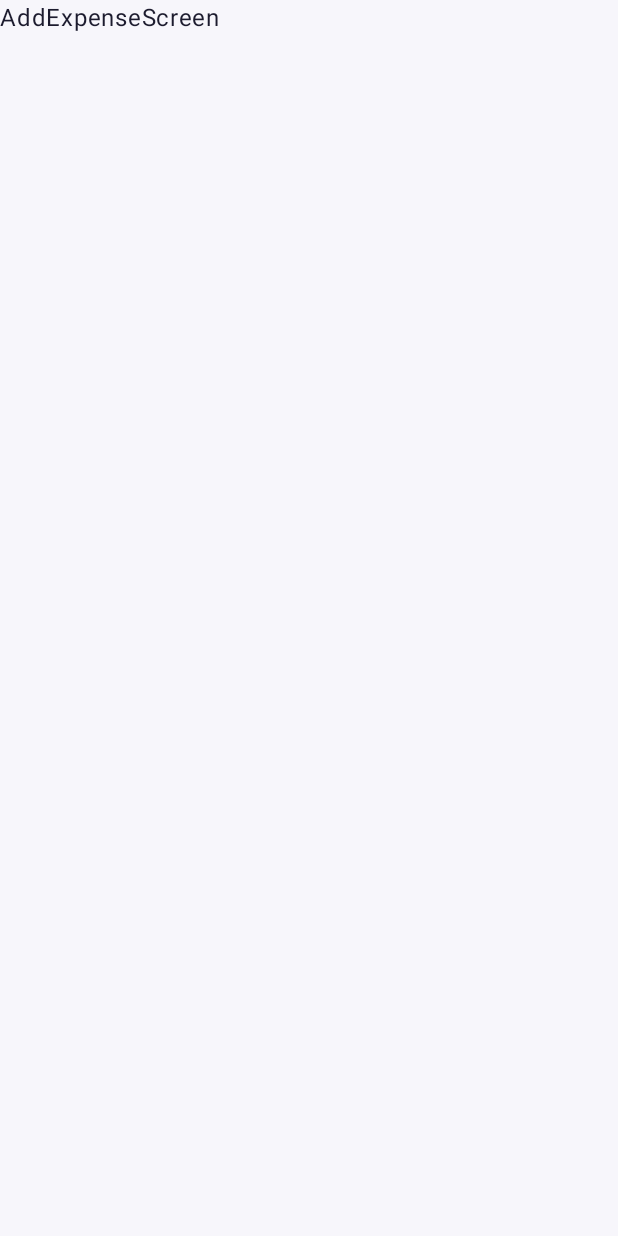
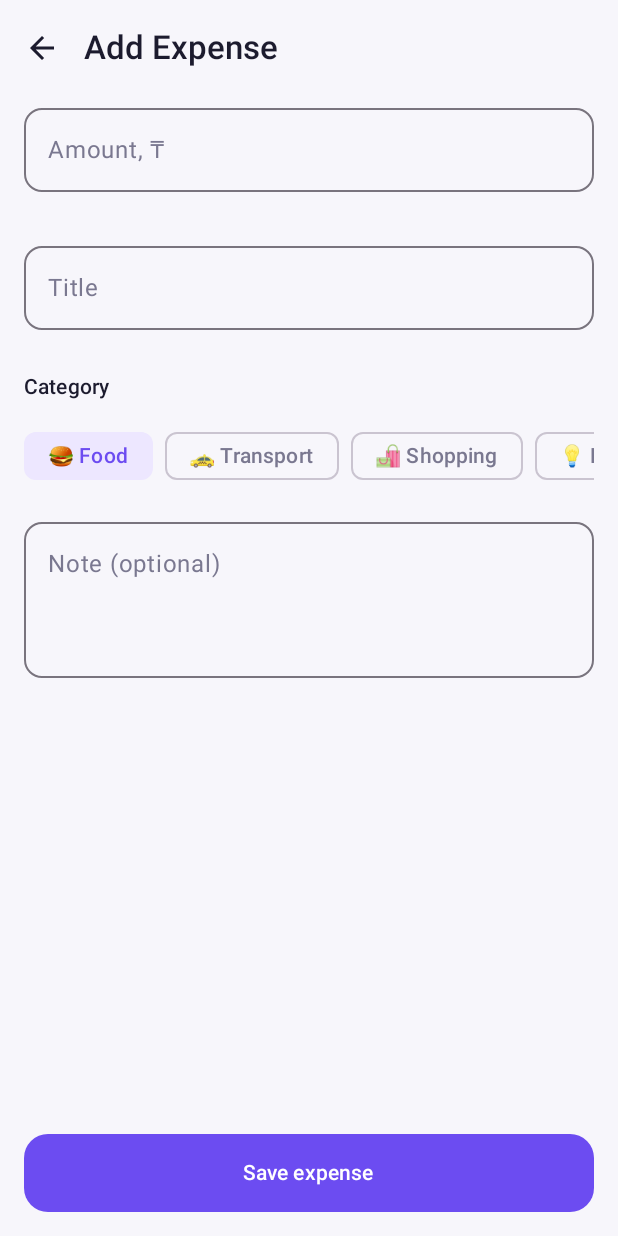
Before and after one commit to johnny32432/ProjectMoneyMate, an Android app built with Jetpack Compose: the AddExpenseScreen screen opened through its navigation route, on a phone screen of 412 x 824 dp. Before the commit the screen is almost empty. Run offline under Robolectric (Android 15) with nearby library versions, the phone set to English and light mode, and no system bars.

Commit message:
Build AddExpenseScreen with form fields

```diff
--- a/app/src/main/java/com/example/projectmoneymate/ui/screens/AddExpenseScreen.kt
+++ b/app/src/main/java/com/example/projectmoneymate/ui/screens/AddExpenseScreen.kt
@@ -1,10 +1,108 @@
 package com.example.projectmoneymate.ui.screens
 
+import androidx.compose.foundation.layout.Arrangement
+import androidx.compose.foundation.layout.Column
+import androidx.compose.foundation.layout.fillMaxSize
+import androidx.compose.foundation.layout.fillMaxWidth
+import androidx.compose.foundation.layout.height
+import androidx.compose.foundation.layout.imePadding
+import androidx.compose.foundation.layout.padding
+import androidx.compose.foundation.rememberScrollState
+import androidx.compose.foundation.shape.RoundedCornerShape
+import androidx.compose.foundation.text.KeyboardOptions
+import androidx.compose.foundation.verticalScroll
+import androidx.compose.material3.Button
+import androidx.compose.material3.MaterialTheme
+import androidx.compose.material3.OutlinedTextField
 import androidx.compose.material3.Text
 import androidx.compose.runtime.Composable
+import androidx.compose.runtime.collectAsState
+import androidx.compose.runtime.getValue
+import androidx.compose.ui.Modifier
+import androidx.compose.ui.text.font.FontWeight
+import androidx.compose.ui.text.input.KeyboardType
+import androidx.compose.ui.unit.dp
+import androidx.lifecycle.viewmodel.compose.viewModel
+import com.example.projectmoneymate.ui.components.AppTopBar
+import com.example.projectmoneymate.ui.components.CategoryChipRow
+import com.example.projectmoneymate.viewmodel.AddExpenseViewModel
 
-//уақытша
 @Composable
-fun AddExpenseScreen(onBack: () -> Unit, onSaved: () -> Unit) {
-    Text("AddExpenseScreen")
+fun AddExpenseScreen(
+    onBack: () -> Unit,
+    onSaved: () -> Unit,
+    viewModel: AddExpenseViewModel = viewModel()
+) {
+    val state by viewModel.uiState.collectAsState()
+
+    Column(
+        modifier = Modifier
+            .fillMaxSize()
+            .imePadding()
+    ) {
+        AppTopBar(title = "Add Expense", onBack = onBack)
+
+        Column(
+            modifier = Modifier
+                .weight(1f)
+                .verticalScroll(rememberScrollState())
+                .padding(horizontal = 16.dp),
+            verticalArrangement = Arrangement.spacedBy(12.dp)
+        ) {
+            OutlinedTextField(
+                value = state.amount,
+                onValueChange = viewModel::onAmountChange,
+                label = { Text("Amount, ₸") },
+                isError = state.amountError != null,
+                supportingText = { state.amountError?.let { Text(it) } },
+                keyboardOptions = KeyboardOptions(keyboardType = KeyboardType.Decimal),
+                singleLine = true,
+                shape = RoundedCornerShape(12.dp),
+                modifier = Modifier.fillMaxWidth()
+            )
+
+            OutlinedTextField(
+                value = state.title,
+                onValueChange = viewModel::onTitleChange,
+                label = { Text("Title") },
+                placeholder = { Text("e.g. Lunch at cafe") },
+                isError = state.titleError != null,
+                supportingText = { state.titleError?.let { Text(it) } },
+                singleLine = true,
+                shape = RoundedCornerShape(12.dp),
+                modifier = Modifier.fillMaxWidth()
+            )
+
+            Text(
+                text = "Category",
+                style = MaterialTheme.typography.titleSmall,
+                fontWeight = FontWeight.SemiBold
+            )
+            CategoryChipRow(
+                selected = state.category,
+                onSelect = { category -> category?.let(viewModel::onCategoryChange) },
+                showAll = false
+            )
+
+            OutlinedTextField(
+                value = state.note,
+                onValueChange = viewModel::onNoteChange,
+                label = { Text("Note (optional)") },
+                minLines = 3,
+                shape = RoundedCornerShape(12.dp),
+                modifier = Modifier.fillMaxWidth()
+            )
+        }
+
+        Button(
+            onClick = { if (viewModel.save()) onSaved() },
+            shape = RoundedCornerShape(16.dp),
+            modifier = Modifier
+                .fillMaxWidth()
+                .padding(16.dp)
+                .height(52.dp)
+        ) {
+            Text("Save expense", fontWeight = FontWeight.SemiBold)
+        }
+    }
 }
```
